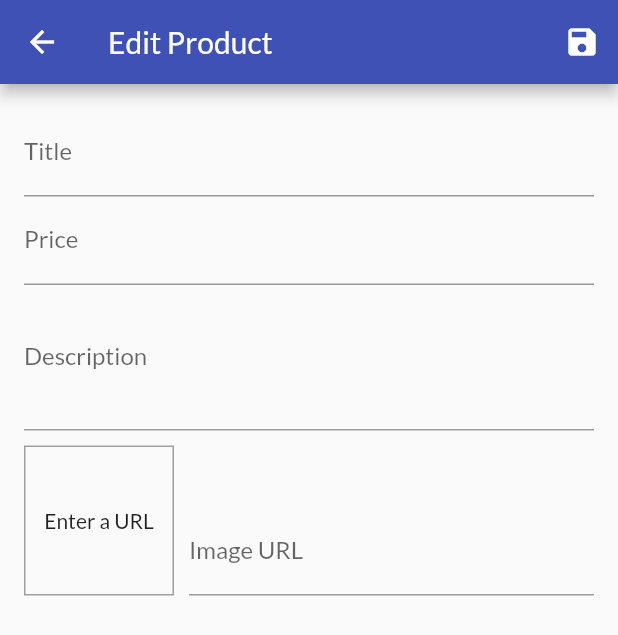
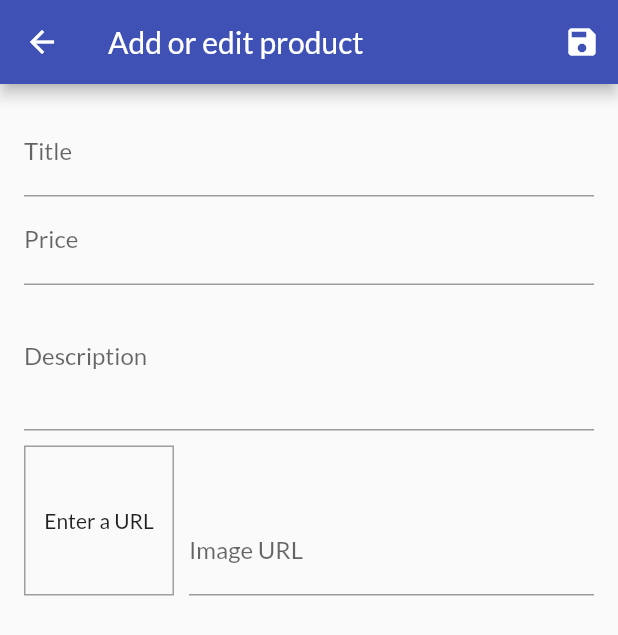
Before and after one commit to senti50/shop_app, a Flutter app: the EditProductScreen screen opened by its route, on a phone screen of 412 x 824 dp. Shown: the top 635 px of the screen. Run offline on Flutter 3.47's test engine with Material 2 defaults, Android fonts, the phone set to English and light mode, and no system bars; our stand-ins replace shared_preferences; accounts and stored records are empty.

Commit message:
changed name of screen and added screens

```diff
--- a/lib/screens/edit_product_screen.dart
+++ b/lib/screens/edit_product_screen.dart
@@ -121,7 +121,7 @@ class _EditProductScreenState extends State<EditProductScreen> {
   Widget build(BuildContext context) {
     return Scaffold(
       appBar: AppBar(
-        title: Text('Edit Product'),
+        title: Text('Add or edit product'),
         actions: <Widget>[
           IconButton(icon: Icon(Icons.save), onPressed: _saveForm),
         ],
```
Also changed, not shown: screens/addproduct.PNG (added), screens/login.PNG (added), screens/orders.PNG (added), screens/productoverview.PNG (added), screens/products.PNG (added), screens/userorders.PNG (added), screens/yourproducts.PNG (added).
